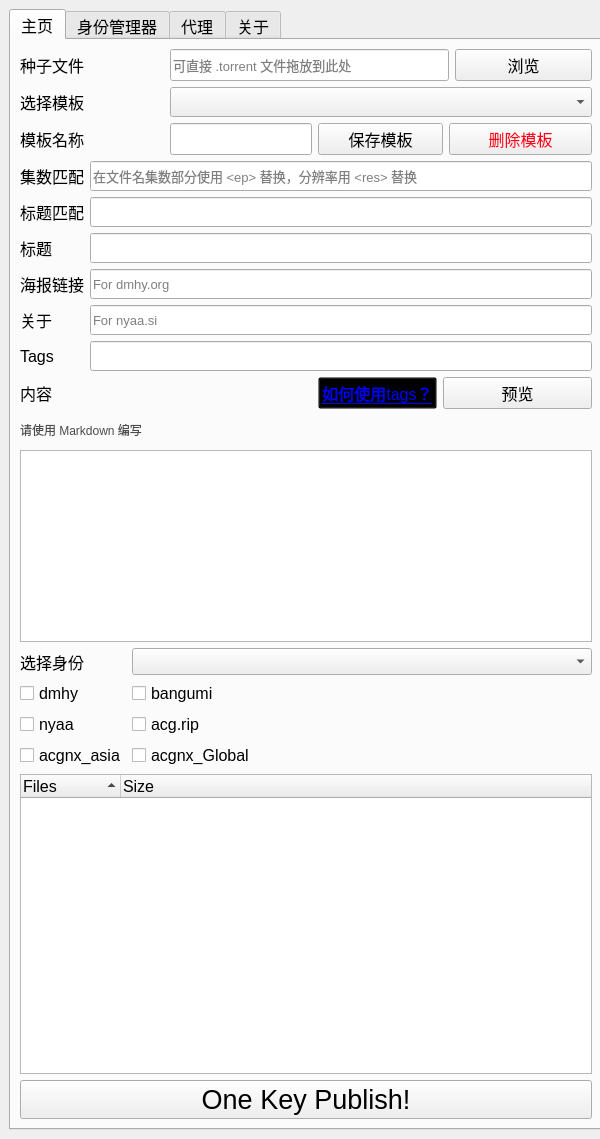
The window that OKP.ui (AmusementClub/OKPGUI) describes before a commit, drawn with Qt 5.
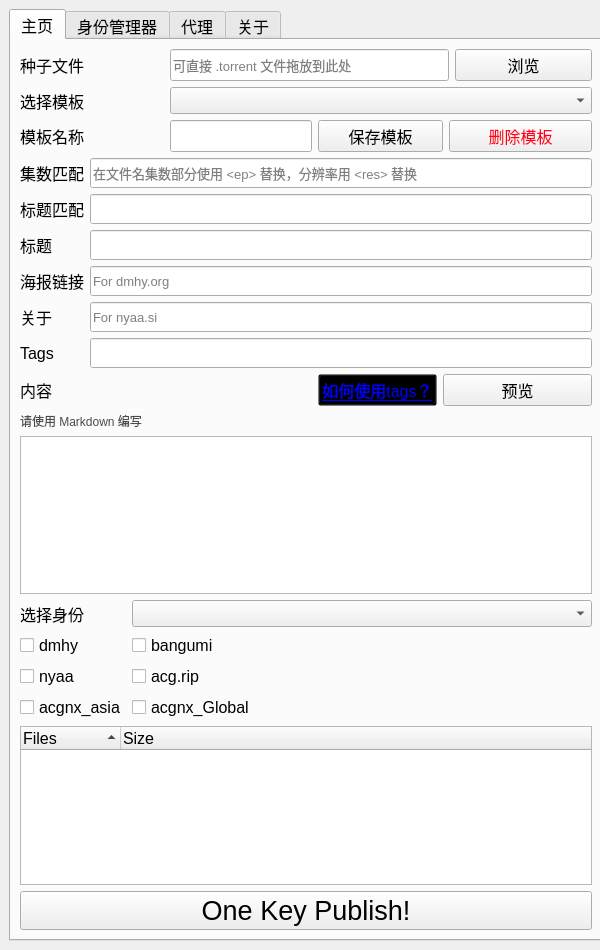
The same window after the commit.

Diff of the .ui file:
```diff
--- a/OKP.ui
+++ b/OKP.ui
@@ -7,7 +7,7 @@
     <x>0</x>
     <y>0</y>
     <width>600</width>
-    <height>1139</height>
+    <height>950</height>
    </rect>
   </property>
   <property name="sizePolicy">
@@ -667,7 +667,7 @@
           <property name="minimumSize">
            <size>
             <width>0</width>
-            <height>300</height>
+            <height>150</height>
            </size>
           </property>
           <property name="sortingEnabled">
```
